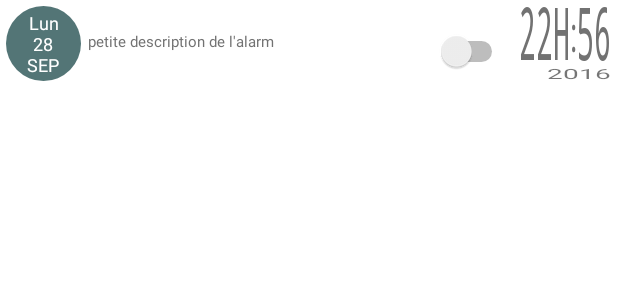
After one commit to fongwama/Mosungi, an Android app: the layout item_list_alarm.xml on its own in the app's theme, with its tools: preview values and no code run, on a phone screen of 412 x 824 dp. The commit adds this screen. Shown: the top 300 px of the screen. Run offline under Robolectric (Android 15) with nearby library versions, the phone set to English and light mode, and no system bars.

Commit message:
Optimisation des items des deux listes principales de l'appli. * Diminution de la taille de texte(nom des patients), des marges interieures. Préparation du conteneur de tout genre d'icones pour l'item du patient.

```diff
--- /dev/null
+++ b/Android/app/src/main/res/layout/item_list_alarm.xml
@@ -0,0 +1,178 @@
+<LinearLayout
+    xmlns:app="http://schemas.android.com/apk/res-auto"
+    xmlns:android="http://schemas.android.com/apk/res/android"
+    android:id="@+id/main_container"
+    android:layout_width="match_parent"
+    android:layout_height="wrap_content"
+    android:clickable="true"
+    android:background="@drawable/dialog_item_selector"
+    android:orientation="horizontal"
+    android:baselineAligned="false">
+
+    <android.support.v7.widget.CardView
+        android:layout_width="match_parent"
+        android:layout_height="match_parent"
+        app:cardCornerRadius="0dp"
+        >
+        <RelativeLayout
+            android:layout_width="match_parent"
+            android:layout_height="match_parent"
+            android:padding="1dp"
+            >
+
+            <RelativeLayout
+                android:id="@+id/image_container"
+                android:layout_width="55dp"
+                android:layout_height="55dp"
+                android:layout_gravity="center_vertical"
+                android:background="?android:attr/selectableItemBackground"
+                android:padding="2.5dp">
+
+                <de.hdodenhof.circleimageview.CircleImageView
+                    android:id="@+id/image"
+                    android:layout_width="55dp"
+                    android:layout_height="55dp"
+                    android:src="@color/colorAccent" />
+                <TextView
+                    android:id="@+id/date"
+                    android:layout_width="wrap_content"
+                    android:layout_height="wrap_content"
+                    android:layout_centerInParent="true"
+                    android:text="Lun\n28\nSEP"
+                    android:maxLength="15"
+                    android:gravity="center"
+                    android:textColor="@color/icons"
+                    android:textSize="12sp" />
+            </RelativeLayout>
+
+            <RelativeLayout
+                android:id="@+id/name_container"
+                android:layout_toRightOf="@+id/image_container"
+                android:layout_toEndOf="@+id/image_container"
+                android:layout_toLeftOf="@+id/icons_container"
+                android:layout_toStartOf="@+id/icons_container"
+                android:layout_width="match_parent"
+                android:layout_height="match_parent"
+                android:layout_marginStart="2dp"
+                android:layout_marginLeft="2dp">
+
+                <!-- Il est très important que le champ android:text="" soit vide comme tel-->
+                <TextView
+                    android:id="@+id/nomPatient"
+                    android:layout_width="match_parent"
+                    android:layout_height="wrap_content"
+                    android:text=""
+                    android:maxLines="1"
+                    android:singleLine="true"
+                    android:ellipsize="end"
+                    android:textColor="@color/colorSecondaryText" />
+                <TextView
+                    android:id="@+id/description"
+                    android:layout_width="match_parent"
+                    android:layout_height="wrap_content"
+                    android:text="petite description de l'alarm"
+                    android:layout_below="@+id/nomPatient"
+                    android:layout_toLeftOf="@+id/switcher"
+                    android:maxLines="2"
+                    android:textSize="10sp"
+                    android:ellipsize="end"
+                    android:textColor="@color/colorSecondaryText" />
+
+
+                <Switch
+                    android:id="@+id/switcher"
+                    android:layout_width="wrap_content"
+                    android:textSize="14sp"
+                    android:layout_alignParentRight="true"
+                    android:layout_alignParentEnd="true"
+                    android:layout_height="wrap_content"
+                    android:layout_below="@+id/nomPatient"
+                    />
+            </RelativeLayout>
+        <RelativeLayout
+            android:id="@+id/icons_container"
+            android:layout_width="48dp"
+            android:layout_height="48dp"
+            android:background="?android:attr/selectableItemBackground"
+            android:layout_marginLeft="2dp"
+            android:layout_marginEnd="2dp"
+            android:layout_marginRight="2dp"
+            android:padding="1dp"
+            android:visibility="gone"
+
+            android:layout_toLeftOf="@+id/time_container"
+            android:layout_toStartOf="@+id/time_container"
+            >
+
+            </RelativeLayout>
+            <RelativeLayout
+                android:id="@+id/time_container"
+                android:layout_width="70dp"
+                android:layout_height="55dp"
+                android:layout_alignParentEnd="true"
+                android:layout_alignParentRight="true"
+                android:background="?android:attr/selectableItemBackground"
+                android:layout_marginLeft="2dp"
+                android:layout_marginEnd="2dp"
+                android:layout_marginRight="2dp"
+                android:padding="1dp">
+
+                <TextView
+                    android:text="2016"
+                    android:layout_width="wrap_content"
+                    android:layout_height="wrap_content"
+                    android:textScaleX="2"
+                    android:layout_alignParentBottom="true"
+                    android:layout_alignParentEnd="true"
+                    android:layout_alignParentRight="true"
+                    android:textSize="9sp"
+                    />
+                <LinearLayout
+                    android:orientation="horizontal"
+                    android:layout_width="match_parent"
+                    android:layout_height="match_parent"
+                    android:layout_centerInParent="true"
+                    android:gravity="end"
+                    >
+                <TextView
+                    android:id="@+id/timeHour"
+                    android:layout_width="wrap_content"
+                    android:layout_height="wrap_content"
+                    android:fontFamily="monospace"
+                    android:text="22H"
+                    android:textColor="@color/colorSecondaryText"
+                    android:textSize="19sp"
+                    android:scaleY="2.5"
+                    android:layout_marginTop="5dp"
+                    />
+
+                <TextView
+                    android:id="@+id/time_separator"
+                    android:layout_width="wrap_content"
+                    android:layout_height="wrap_content"
+                    android:layout_gravity="top"
+                    android:text=":"
+                    android:textColor="@color/colorSecondaryText"
+                    android:textSize="19sp"
+                    android:scaleY="1.8"
+                    android:layout_marginTop="5dp"
+                    />
+
+                    <TextView
+                    android:id="@+id/timeMin"
+                    android:layout_marginTop="5dp"
+                    android:layout_width="wrap_content"
+                    android:layout_height="wrap_content"
+                    android:fontFamily="monospace"
+                    android:text="56"
+                    android:textColor="@color/colorSecondaryText"
+                    android:textSize="19sp"
+                    android:scaleY="2.5"
+                    />
+
+                </LinearLayout>
+            </RelativeLayout>
+
+        </RelativeLayout>
+    </android.support.v7.widget.CardView>
+</LinearLayout>
--- a/Android/app/src/main/res/layout/item_list_patient.xml
+++ b/Android/app/src/main/res/layout/item_list_patient.xml
@@ -1,23 +1,27 @@
-<LinearLayout xmlns:app="http://schemas.android.com/apk/res-auto"
+<LinearLayout
+    xmlns:app="http://schemas.android.com/apk/res-auto"
     xmlns:tools="http://schemas.android.com/tools"
     android:id="@+id/main_container"
     android:layout_width="match_parent"
     android:layout_height="wrap_content"
+    android:clickable="true"
+    android:background="@drawable/dialog_item_selector"
     android:orientation="horizontal"
     xmlns:android="http://schemas.android.com/apk/res/android"
     android:baselineAligned="false">
 
-
     <android.support.v7.widget.CardView
         android:layout_width="match_parent"
-        android:layout_height="wrap_content"
+        android:layout_height="match_parent"
         app:cardCornerRadius="0dp"
         >
 
         <LinearLayout
             android:layout_width="match_parent"
             android:layout_height="wrap_content"
-            android:orientation="horizontal">
+            android:orientation="horizontal"
+            android:padding="1dp"
+            >
 
             <RelativeLayout
                 android:id="@+id/image_container"
@@ -25,7 +29,7 @@
                 android:layout_height="wrap_content"
                 android:layout_gravity="center_vertical"
                 android:background="?android:attr/selectableItemBackground"
-                android:padding="2dp">
+                android:padding="2.5dp">
 
                 <de.hdodenhof.circleimageview.CircleImageView
                     android:id="@+id/image"
@@ -59,8 +63,10 @@
                     android:ellipsize="end"
                     android:singleLine="true"
                     android:maxLines="1"
+                    android:textStyle="bold"
+                    android:text="Ndende steve en fomre aïdid"
                     android:textColor="@color/colorPrimaryText"
-                    android:textSize="25sp" />
+                    android:textSize="23sp" />
 
 
                 <TextView
@@ -71,9 +77,17 @@
                     android:layout_below="@+id/nom_prenom"
                     android:maxLines="1"
                     android:singleLine="true"
+                    android:layout_marginLeft="1dp"
                     android:ellipsize="end"
                     android:textColor="@color/colorSecondaryText" />
             </RelativeLayout>
+            <LinearLayout
+                android:id="@+id/iconsContainer"
+                android:orientation="horizontal"
+                android:layout_width="wrap_content"
+                android:layout_height="wrap_content">
+
+            </LinearLayout>
         </LinearLayout>
     </android.support.v7.widget.CardView>
 </LinearLayout>
```
